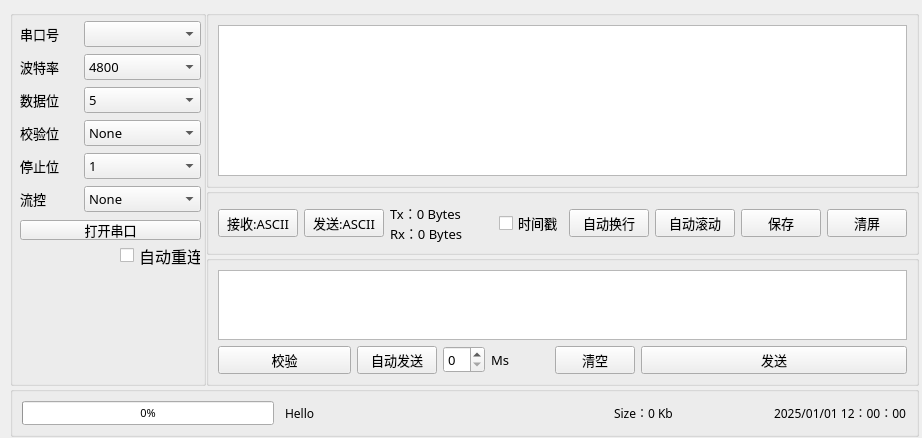
Before: the Qt Designer form 02.Software/COM/widget.ui in Guascoign/Ember, drawn with Qt 5.
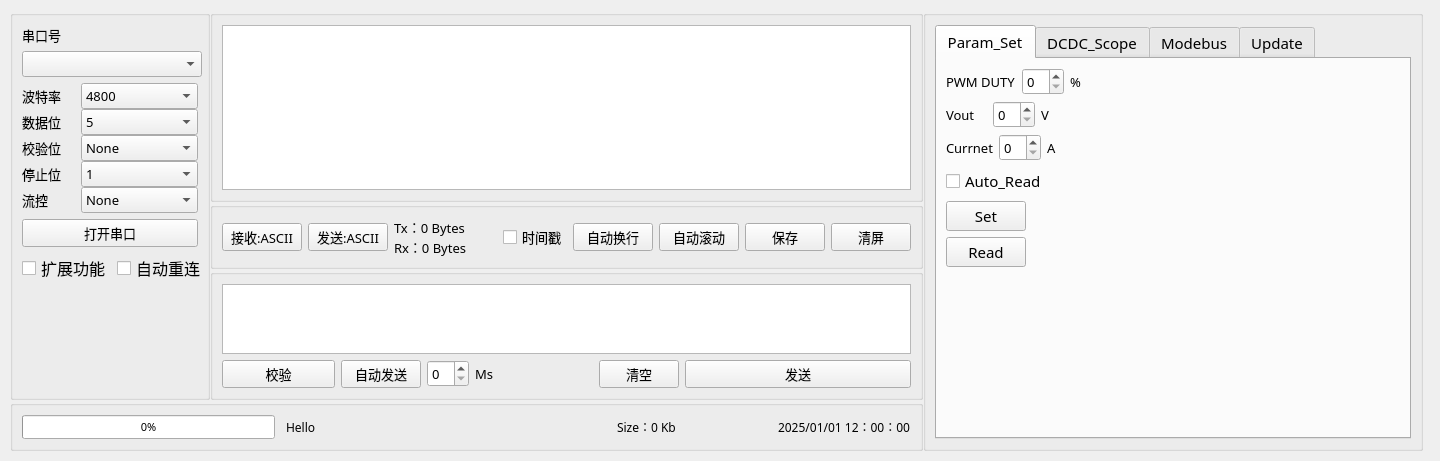
After: the same form once the commit is applied.

Commit message: 界面更新

```diff
--- a/02.Software/COM/widget.ui
+++ b/02.Software/COM/widget.ui
@@ -6,8 +6,8 @@
    <rect>
     <x>0</x>
     <y>0</y>
-    <width>922</width>
-    <height>438</height>
+    <width>1440</width>
+    <height>461</height>
    </rect>
   </property>
   <property name="font">
@@ -23,315 +23,14 @@
     <rect>
      <x>10</x>
      <y>10</y>
-     <width>909</width>
-     <height>427</height>
+     <width>1413</width>
+     <height>441</height>
     </rect>
    </property>
-   <layout class="QGridLayout" name="gridLayoutGlobal" rowstretch="60,0" columnstretch="3,0">
+   <layout class="QGridLayout" name="gridLayoutGlobal" rowstretch="60,0" columnstretch="3,0,0">
     <property name="spacing">
      <number>0</number>
     </property>
-    <item row="0" column="0">
-     <widget class="QGroupBox" name="SETTINGS_groupBox">
-      <property name="minimumSize">
-       <size>
-        <width>196</width>
-        <height>0</height>
-       </size>
-      </property>
-      <property name="maximumSize">
-       <size>
-        <width>196</width>
-        <height>16777215</height>
-       </size>
-      </property>
-      <property name="font">
-       <font>
-        <family>优设标题黑</family>
-        <pointsize>10</pointsize>
-       </font>
-      </property>
-      <property name="title">
-       <string/>
-      </property>
-      <widget class="QPushButton" name="Opem_COM_pushButton">
-       <property name="geometry">
-        <rect>
-         <x>10</x>
-         <y>210</y>
-         <width>181</width>
-         <height>20</height>
-        </rect>
-       </property>
-       <property name="mouseTracking">
-        <bool>false</bool>
-       </property>
-       <property name="text">
-        <string>打开串口</string>
-       </property>
-      </widget>
-      <widget class="QCheckBox" name="Auto_reconnect_checkBox">
-       <property name="geometry">
-        <rect>
-         <x>110</x>
-         <y>230</y>
-         <width>81</width>
-         <height>31</height>
-        </rect>
-       </property>
-       <property name="font">
-        <font>
-         <family>优设标题黑</family>
-         <pointsize>12</pointsize>
-        </font>
-       </property>
-       <property name="text">
-        <string>自动重连</string>
-       </property>
-      </widget>
-      <widget class="QWidget" name="layoutWidget">
-       <property name="geometry">
-        <rect>
-         <x>10</x>
-         <y>10</y>
-         <width>181</width>
-         <height>194</height>
-        </rect>
-       </property>
-       <layout class="QVBoxLayout" name="verticalLayout_2">
-        <item>
-         <layout class="QHBoxLayout" name="horizontalLayout_2" stretch="1,2">
-          <item>
-           <widget class="QLabel" name="Serial_number_label">
-            <property name="text">
-             <string>串口号</string>
-            </property>
-           </widget>
-          </item>
-          <item>
-           <widget class="QComboBox" name="Serial_number_comboBox"/>
-          </item>
-         </layout>
-        </item>
-        <item>
-         <layout class="QHBoxLayout" name="horizontalLayout_3" stretch="1,2">
-          <item>
-           <widget class="QLabel" name="label_5">
-            <property name="text">
-             <string>波特率</string>
-            </property>
-           </widget>
-          </item>
-          <item>
-           <widget class="QComboBox" name="boundrate_comboBox">
-            <item>
-             <property name="text">
-              <string>4800</string>
-             </property>
-            </item>
-            <item>
-             <property name="text">
-              <string>9600</string>
-             </property>
-            </item>
-            <item>
-             <property name="text">
-              <string>19200</string>
-             </property>
-            </item>
-            <item>
-             <property name="text">
-              <string>38400</string>
-             </property>
-            </item>
-            <item>
-             <property name="text">
-              <string>57600</string>
-             </property>
-            </item>
-            <item>
-             <property name="text">
-              <string>74880</string>
-             </property>
-            </item>
-            <item>
-             <property name="text">
-              <string>115200</string>
-             </property>
-            </item>
-            <item>
-             <property name="text">
-              <string>230400</string>
-             </property>
-            </item>
-            <item>
-             <property name="text">
-              <string>460800</string>
-             </property>
-            </item>
-            <item>
-             <property name="text">
-              <string>5760000</string>
-             </property>
-            </item>
-           </widget>
-          </item>
-         </layout>
-        </item>
-        <item>
-         <layout class="QHBoxLayout" name="horizontalLayout_4" stretch="1,2">
-          <item>
-           <widget class="QLabel" name="label_6">
-            <property name="text">
-             <string>数据位</string>
-            </property>
-           </widget>
-          </item>
-          <item>
-           <widget class="QComboBox" name="data_comboBox">
-            <item>
-             <property name="text">
-              <string>5</string>
-             </property>
-            </item>
-            <item>
-             <property name="text">
-              <string>6</string>
-             </property>
-            </item>
-            <item>
-             <property name="text">
-              <string>7</string>
-             </property>
-            </item>
-            <item>
-             <property name="text">
-              <string>8</string>
-             </property>
-            </item>
-            <item>
-             <property name="text">
-              <string>Unknown</string>
-             </property>
-            </item>
-           </widget>
-          </item>
-         </layout>
-        </item>
-        <item>
-         <layout class="QHBoxLayout" name="horizontalLayout_5" stretch="1,2">
-          <item>
-           <widget class="QLabel" name="label_7">
-            <property name="text">
-             <string>校验位</string>
-            </property>
-           </widget>
-          </item>
-          <item>
-           <widget class="QComboBox" name="check_comboBox">
-            <item>
-             <property name="text">
-              <string>None</string>
-             </property>
-            </item>
-            <item>
-             <property name="text">
-              <string>Even</string>
-             </property>
-            </item>
-            <item>
-             <property name="text">
-              <string>Mark</string>
-             </property>
-            </item>
-            <item>
-             <property name="text">
-              <string>Odd</string>
-             </property>
-            </item>
-            <item>
-             <property name="text">
-              <string>Space</string>
-             </property>
-            </item>
-           </widget>
-          </item>
-         </layout>
-        </item>
-        <item>
-         <layout class="QHBoxLayout" name="horizontalLayout_6" stretch="1,2">
-          <item>
-           <widget class="QLabel" name="label_8">
-            <property name="text">
-             <string>停止位</string>
-            </property>
-           </widget>
-          </item>
-          <item>
-           <widget class="QComboBox" name="stop_comboBox">
-            <item>
-             <property name="text">
-              <string>1</string>
-             </property>
-            </item>
-            <item>
-             <property name="text">
-              <string>1.5</string>
-             </property>
-            </item>
-            <item>
-             <property name="text">
-              <string>2</string>
-             </property>
-            </item>
-            <item>
-             <property name="text">
-              <string>0</string>
-             </property>
-            </item>
-           </widget>
-          </item>
-         </layout>
-        </item>
-        <item>
-         <layout class="QHBoxLayout" name="horizontalLayout_7" stretch="1,2">
-          <item>
-           <widget class="QLabel" name="label_9">
-            <property name="text">
-             <string>流控</string>
-            </property>
-           </widget>
-          </item>
-          <item>
-           <widget class="QComboBox" name="Flow_control_comboBox">
-            <item>
-             <property name="text">
-              <string>None</string>
-             </property>
-            </item>
-            <item>
-             <property name="text">
-              <string>Hardware</string>
-             </property>
-            </item>
-            <item>
-             <property name="text">
-              <string>SoftWare</string>
-             </property>
-            </item>
-            <item>
-             <property name="text">
-              <string>Unknown</string>
-             </property>
-            </item>
-           </widget>
-          </item>
-         </layout>
-        </item>
-       </layout>
-      </widget>
-     </widget>
-    </item>
     <item row="0" column="1">
      <layout class="QVBoxLayout" name="verticalLayout" stretch="15,2,10">
       <item>
@@ -602,7 +301,7 @@
              </property>
              <property name="sizeHint" stdset="0">
               <size>
-               <width>40</width>
+               <width>100</width>
                <height>20</height>
               </size>
              </property>
@@ -651,6 +350,282 @@
       </item>
      </layout>
     </item>
+    <item row="0" column="2" rowspan="2">
+     <widget class="QGroupBox" name="Addons_groupBox">
+      <property name="minimumSize">
+       <size>
+        <width>500</width>
+        <height>0</height>
+       </size>
+      </property>
+      <property name="title">
+       <string/>
+      </property>
+      <layout class="QGridLayout" name="gridLayout_6">
+       <item row="0" column="0">
+        <widget class="QTabWidget" name="tabWidget">
+         <property name="font">
+          <font>
+           <family>优设标题黑</family>
+           <pointsize>11</pointsize>
+          </font>
+         </property>
+         <property name="currentIndex">
+          <number>0</number>
+         </property>
+         <widget class="QWidget" name="tab_2">
+          <attribute name="title">
+           <string>Param_Set</string>
+          </attribute>
+          <layout class="QFormLayout" name="formLayout">
+           <item row="0" column="0">
+            <layout class="QVBoxLayout" name="verticalLayout_5">
+             <item>
+              <layout class="QHBoxLayout" name="horizontalLayout_13">
+               <item>
+                <widget class="QLabel" name="label_2">
+                 <property name="font">
+                  <font>
+                   <family>优设标题黑</family>
+                   <pointsize>10</pointsize>
+                  </font>
+                 </property>
+                 <property name="text">
+                  <string>PWM DUTY</string>
+                 </property>
+                </widget>
+               </item>
+               <item>
+                <widget class="QSpinBox" name="AUTOSEND_time_spinBox_2">
+                 <property name="font">
+                  <font>
+                   <family>优设标题黑</family>
+                   <pointsize>10</pointsize>
+                  </font>
+                 </property>
+                </widget>
+               </item>
+               <item>
+                <widget class="QLabel" name="label_3">
+                 <property name="font">
+                  <font>
+                   <family>优设标题黑</family>
+                   <pointsize>10</pointsize>
+                  </font>
+                 </property>
+                 <property name="text">
+                  <string>%</string>
+                 </property>
+                </widget>
+               </item>
+              </layout>
+             </item>
+             <item>
+              <layout class="QHBoxLayout" name="horizontalLayout_14">
+               <item>
+                <widget class="QLabel" name="label_4">
+                 <property name="font">
+                  <font>
+                   <family>优设标题黑</family>
+                   <pointsize>10</pointsize>
+                  </font>
+                 </property>
+                 <property name="text">
+                  <string>Vout</string>
+                 </property>
+                </widget>
+               </item>
+               <item>
+                <widget class="QSpinBox" name="AUTOSEND_time_spinBox_3">
+                 <property name="font">
+                  <font>
+                   <family>优设标题黑</family>
+                   <pointsize>10</pointsize>
+                  </font>
+                 </property>
+                </widget>
+               </item>
+               <item>
+                <widget class="QLabel" name="label_10">
+                 <property name="font">
+                  <font>
+                   <family>优设标题黑</family>
+                   <pointsize>10</pointsize>
+                  </font>
+                 </property>
+                 <property name="text">
+                  <string>V</string>
+                 </property>
+                </widget>
+               </item>
+              </layout>
+             </item>
+             <item>
+              <layout class="QHBoxLayout" name="horizontalLayout_15">
+               <item>
+                <widget class="QLabel" name="label_11">
+                 <property name="font">
+                  <font>
+                   <family>优设标题黑</family>
+                   <pointsize>10</pointsize>
+                  </font>
+                 </property>
+                 <property name="text">
+                  <string>Currnet</string>
+                 </property>
+                </widget>
+               </item>
+               <item>
+                <widget class="QSpinBox" name="AUTOSEND_time_spinBox_4">
+                 <property name="font">
+                  <font>
+                   <family>优设标题黑</family>
+                   <pointsize>10</pointsize>
+                  </font>
+                 </property>
+                </widget>
+               </item>
+               <item>
+                <widget class="QLabel" name="label_12">
+                 <property name="font">
+                  <font>
+                   <family>优设标题黑</family>
+                   <pointsize>10</pointsize>
+                  </font>
+                 </property>
+                 <property name="text">
+                  <string>A</string>
+                 </property>
+                </widget>
+               </item>
+              </layout>
+             </item>
+            </layout>
+           </item>
+           <item row="3" column="0">
+            <widget class="QPushButton" name="pushButton">
+             <property name="text">
+              <string>Set</string>
+             </property>
+            </widget>
+           </item>
+           <item row="4" column="0">
+            <widget class="QPushButton" name="pushButton_3">
+             <property name="text">
+              <string>Read</string>
+             </property>
+            </widget>
+           </item>
+           <item row="2" column="0">
+            <widget class="QCheckBox" name="checkBox">
+             <property name="text">
+              <string>Auto_Read</string>
+             </property>
+            </widget>
+           </item>
+          </layout>
+         </widget>
+         <widget class="QWidget" name="tab_3">
+          <attribute name="title">
+           <string>DCDC_Scope</string>
+          </attribute>
+          <layout class="QGridLayout" name="gridLayout_7">
+           <item row="0" column="0">
+            <widget class="QGraphicsView" name="graphicsView"/>
+           </item>
+           <item row="1" column="0">
+            <widget class="QPushButton" name="SEND_pushButton_2">
+             <property name="font">
+              <font>
+               <family>优设标题黑</family>
+               <pointsize>10</pointsize>
+              </font>
+             </property>
+             <property name="text">
+              <string>SAVE</string>
+             </property>
+            </widget>
+           </item>
+          </layout>
+         </widget>
+         <widget class="QWidget" name="tab">
+          <attribute name="title">
+           <string>Modebus</string>
+          </attribute>
+          <layout class="QFormLayout" name="formLayout_2">
+           <item row="0" column="0">
+            <widget class="QLabel" name="label_13">
+             <property name="text">
+              <string>地址</string>
+             </property>
+            </widget>
+           </item>
+           <item row="0" column="1">
+            <widget class="QLineEdit" name="lineEdit"/>
+           </item>
+           <item row="4" column="0">
+            <widget class="QCheckBox" name="checkBox_2">
+             <property name="text">
+              <string>Auto_Read</string>
+             </property>
+            </widget>
+           </item>
+           <item row="5" column="0">
+            <widget class="QPushButton" name="pushButton_2">
+             <property name="text">
+              <string>Set</string>
+             </property>
+            </widget>
+           </item>
+           <item row="6" column="0">
+            <widget class="QPushButton" name="pushButton_4">
+             <property name="text">
+              <string>Read</string>
+             </property>
+            </widget>
+           </item>
+           <item row="1" column="0">
+            <widget class="QLabel" name="label_14">
+             <property name="text">
+              <string>功能码</string>
+             </property>
+            </widget>
+           </item>
+           <item row="1" column="1">
+            <widget class="QLineEdit" name="lineEdit_2"/>
+           </item>
+           <item row="2" column="0">
+            <widget class="QLabel" name="label_15">
+             <property name="text">
+              <string>数据</string>
+             </property>
+            </widget>
+           </item>
+           <item row="2" column="1">
+            <widget class="QLineEdit" name="lineEdit_3"/>
+           </item>
+           <item row="3" column="0">
+            <widget class="QLabel" name="label_16">
+             <property name="text">
+              <string>CRC</string>
+             </property>
+            </widget>
+           </item>
+           <item row="3" column="1">
+            <widget class="QLineEdit" name="lineEdit_4"/>
+           </item>
+          </layout>
+         </widget>
+         <widget class="QWidget" name="tab_4">
+          <attribute name="title">
+           <string>Update</string>
+          </attribute>
+         </widget>
+        </widget>
+       </item>
+      </layout>
+     </widget>
+    </item>
     <item row="1" column="0" colspan="2">
      <widget class="QGroupBox" name="groupBox">
       <property name="maximumSize">
@@ -778,6 +753,324 @@
       </layout>
      </widget>
     </item>
+    <item row="0" column="0">
+     <widget class="QGroupBox" name="SETTINGS_groupBox">
+      <property name="minimumSize">
+       <size>
+        <width>200</width>
+        <height>0</height>
+       </size>
+      </property>
+      <property name="maximumSize">
+       <size>
+        <width>200</width>
+        <height>16777215</height>
+       </size>
+      </property>
+      <property name="font">
+       <font>
+        <family>优设标题黑</family>
+        <pointsize>10</pointsize>
+       </font>
+      </property>
+      <property name="title">
+       <string/>
+      </property>
+      <layout class="QFormLayout" name="formLayout_3">
+       <item row="0" column="0">
+        <widget class="QLabel" name="label_17">
+         <property name="font">
+          <font>
+           <family>优设标题黑</family>
+           <pointsize>10</pointsize>
+          </font>
+         </property>
+         <property name="text">
+          <string>串口号</string>
+         </property>
+        </widget>
+       </item>
+       <item row="1" column="0">
+        <widget class="QComboBox" name="Serial_number_comboBox">
+         <property name="minimumSize">
+          <size>
+           <width>180</width>
+           <height>0</height>
+          </size>
+         </property>
+         <property name="maximumSize">
+          <size>
+           <width>180</width>
+           <height>16777215</height>
+          </size>
+         </property>
+        </widget>
+       </item>
+       <item row="2" column="0" colspan="2">
+        <layout class="QVBoxLayout" name="verticalLayout_2" stretch="0,0,0,0,0">
+         <property name="spacing">
+          <number>0</number>
+         </property>
+         <item>
+          <layout class="QHBoxLayout" name="horizontalLayout_3" stretch="1,2">
+           <item>
+            <widget class="QLabel" name="label_5">
+             <property name="text">
+              <string>波特率</string>
+             </property>
+            </widget>
+           </item>
+           <item>
+            <widget class="QComboBox" name="boundrate_comboBox">
+             <item>
+              <property name="text">
+               <string>4800</string>
+              </property>
+             </item>
+             <item>
+              <property name="text">
+               <string>9600</string>
+              </property>
+             </item>
+             <item>
+              <property name="text">
+               <string>19200</string>
+              </property>
+             </item>
+             <item>
+              <property name="text">
+               <string>38400</string>
+              </property>
+             </item>
+             <item>
+              <property name="text">
+               <string>57600</string>
+              </property>
+             </item>
+             <item>
+              <property name="text">
+               <string>74880</string>
+              </property>
+             </item>
+             <item>
+              <property name="text">
+               <string>115200</string>
+              </property>
+             </item>
+             <item>
+              <property name="text">
+               <string>230400</string>
+              </property>
+             </item>
+             <item>
+              <property name="text">
+               <string>460800</string>
+              </property>
+             </item>
+             <item>
+              <property name="text">
+               <string>5760000</string>
+              </property>
+             </item>
+            </widget>
+           </item>
+          </layout>
+         </item>
+         <item>
+          <layout class="QHBoxLayout" name="horizontalLayout_4" stretch="1,2">
+           <item>
+            <widget class="QLabel" name="label_6">
+             <property name="text">
+              <string>数据位</string>
+             </property>
+            </widget>
+           </item>
+           <item>
+            <widget class="QComboBox" name="data_comboBox">
+             <item>
+              <property name="text">
+               <string>5</string>
+              </property>
+             </item>
+             <item>
+              <property name="text">
+               <string>6</string>
+              </property>
+             </item>
+             <item>
+              <property name="text">
+               <string>7</string>
+              </property>
+             </item>
+             <item>
+              <property name="text">
+               <string>8</string>
+              </property>
+             </item>
+             <item>
+              <property name="text">
+               <string>Unknown</string>
+              </property>
+             </item>
+            </widget>
+           </item>
+          </layout>
+         </item>
+         <item>
+          <layout class="QHBoxLayout" name="horizontalLayout_5" stretch="1,2">
+           <item>
+            <widget class="QLabel" name="label_7">
+             <property name="text">
+              <string>校验位</string>
+             </property>
+            </widget>
+           </item>
+           <item>
+            <widget class="QComboBox" name="check_comboBox">
+             <item>
+              <property name="text">
+               <string>None</string>
+              </property>
+             </item>
+             <item>
+              <property name="text">
+               <string>Even</string>
+              </property>
+             </item>
+             <item>
+              <property name="text">
+               <string>Mark</string>
+              </property>
+             </item>
+             <item>
+              <property name="text">
+               <string>Odd</string>
+              </property>
+             </item>
+             <item>
+              <property name="text">
+               <string>Space</string>
+              </property>
+             </item>
+            </widget>
+           </item>
+          </layout>
+         </item>
+         <item>
+          <layout class="QHBoxLayout" name="horizontalLayout_6" stretch="1,2">
+           <item>
+            <widget class="QLabel" name="label_8">
+             <property name="text">
+              <string>停止位</string>
+             </property>
+            </widget>
+           </item>
+           <item>
+            <widget class="QComboBox" name="stop_comboBox">
+             <item>
+              <property name="text">
+               <string>1</string>
+              </property>
+             </item>
+             <item>
+              <property name="text">
+               <string>1.5</string>
+              </property>
+             </item>
+             <item>
+              <property name="text">
+               <string>2</string>
+              </property>
+             </item>
+             <item>
+              <property name="text">
+               <string>0</string>
+              </property>
+             </item>
+            </widget>
+           </item>
+          </layout>
+         </item>
+         <item>
+          <layout class="QHBoxLayout" name="horizontalLayout_7" stretch="1,2">
+           <item>
+            <widget class="QLabel" name="label_9">
+             <property name="text">
+              <string>流控</string>
+             </property>
+            </widget>
+           </item>
+           <item>
+            <widget class="QComboBox" name="Flow_control_comboBox">
+             <item>
+              <property name="text">
+               <string>None</string>
+              </property>
+             </item>
+             <item>
+              <property name="text">
+               <string>Hardware</string>
+              </property>
+             </item>
+             <item>
+              <property name="text">
+               <string>SoftWare</string>
+              </property>
+             </item>
+             <item>
+              <property name="text">
+               <string>Unknown</string>
+              </property>
+             </item>
+            </widget>
+           </item>
+          </layout>
+         </item>
+        </layout>
+       </item>
+       <item row="3" column="0" colspan="2">
+        <widget class="QPushButton" name="Opem_COM_pushButton">
+         <property name="mouseTracking">
+          <bool>false</bool>
+         </property>
+         <property name="text">
+          <string>打开串口</string>
+         </property>
+        </widget>
+       </item>
+       <item row="4" column="0">
+        <layout class="QHBoxLayout" name="horizontalLayout_2">
+         <item>
+          <widget class="QCheckBox" name="Auto_reconnect_checkBox_2">
+           <property name="font">
+            <font>
+             <family>优设标题黑</family>
+             <pointsize>12</pointsize>
+            </font>
+           </property>
+           <property name="text">
+            <string>扩展功能</string>
+           </property>
+          </widget>
+         </item>
+         <item>
+          <widget class="QCheckBox" name="Auto_reconnect_checkBox">
+           <property name="font">
+            <font>
+             <family>优设标题黑</family>
+             <pointsize>12</pointsize>
+            </font>
+           </property>
+           <property name="text">
+            <string>自动重连</string>
+           </property>
+          </widget>
+         </item>
+        </layout>
+       </item>
+      </layout>
+     </widget>
+    </item>
    </layout>
   </widget>
  </widget>
```
Left out of the diff: 20 changed lines with no effect on the pictures. The commit also changes 2 other files.
